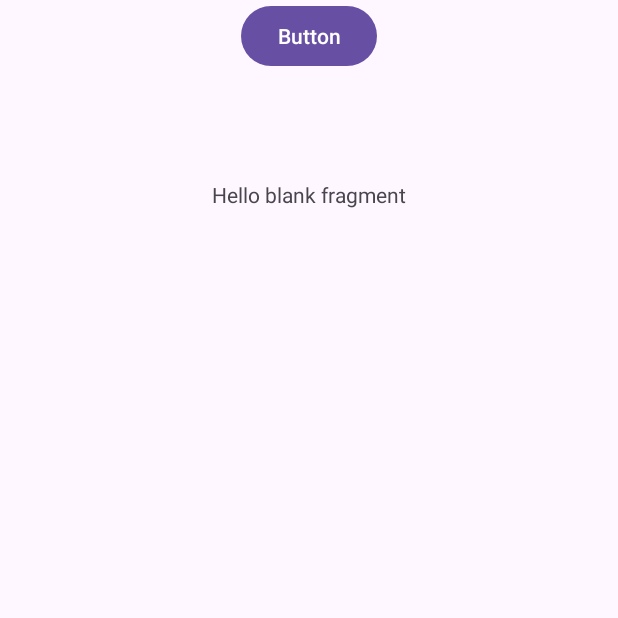
After one commit to Gingin90/Trivia, an Android app: the fragment RespuestaFragment shown on its own in the app's theme, on a phone screen of 412 x 824 dp, the top half of it. The commit adds this screen. Run offline under Robolectric (Android 15) with nearby library versions, the phone set to English and light mode, and no system bars.

Commit message:
commit inicial del proyecto n 3 m 5 debo mejorar el diseño

```diff
--- /dev/null
+++ b/app/src/main/java/com/example/trivia/RespuestaFragment.java
@@ -0,0 +1,64 @@
+package com.example.trivia;
+
+import android.os.Bundle;
+
+import androidx.fragment.app.Fragment;
+
+import android.view.LayoutInflater;
+import android.view.View;
+import android.view.ViewGroup;
+
+/**
+ * A simple {@link Fragment} subclass.
+ * Use the {@link RespuestaFragment#newInstance} factory method to
+ * create an instance of this fragment.
+ */
+public class RespuestaFragment extends Fragment {
+
+    // TODO: Rename parameter arguments, choose names that match
+    // the fragment initialization parameters, e.g. ARG_ITEM_NUMBER
+    private static final String ARG_PARAM1 = "param1";
+    private static final String ARG_PARAM2 = "param2";
+
+    // TODO: Rename and change types of parameters
+    private String mParam1;
+    private String mParam2;
+
+    public RespuestaFragment() {
+        // Required empty public constructor
+    }
+
+    /**
+     * Use this factory method to create a new instance of
+     * this fragment using the provided parameters.
+     *
+     * @param param1 Parameter 1.
+     * @param param2 Parameter 2.
+     * @return A new instance of fragment RespuestaFragment.
+     */
+    // TODO: Rename and change types and number of parameters
+    public static RespuestaFragment newInstance(String param1, String param2) {
+        RespuestaFragment fragment = new RespuestaFragment();
+        Bundle args = new Bundle();
+        args.putString(ARG_PARAM1, param1);
+        args.putString(ARG_PARAM2, param2);
+        fragment.setArguments(args);
+        return fragment;
+    }
+
+    @Override
+    public void onCreate(Bundle savedInstanceState) {
+        super.onCreate(savedInstanceState);
+        if (getArguments() != null) {
+            mParam1 = getArguments().getString(ARG_PARAM1);
+            mParam2 = getArguments().getString(ARG_PARAM2);
+        }
+    }
+
+    @Override
+    public View onCreateView(LayoutInflater inflater, ViewGroup container,
+                             Bundle savedInstanceState) {
+        // Inflate the layout for this fragment
+        return inflater.inflate(R.layout.fragment_respuesta, container, false);
+    }
+}
--- /dev/null
+++ b/app/src/main/res/layout/fragment_respuesta.xml
@@ -0,0 +1,31 @@
+<?xml version="1.0" encoding="utf-8"?>
+<androidx.constraintlayout.widget.ConstraintLayout xmlns:android="http://schemas.android.com/apk/res/android"
+    xmlns:app="http://schemas.android.com/apk/res-auto"
+    xmlns:tools="http://schemas.android.com/tools"
+    android:id="@+id/frameLayout3"
+    android:layout_width="match_parent"
+    android:layout_height="match_parent"
+    tools:context=".RespuestaFragment">
+
+    <!-- TODO: Update blank fragment layout -->
+
+    <TextView
+        android:id="@+id/textView3"
+        android:layout_width="wrap_content"
+        android:layout_height="wrap_content"
+        android:layout_marginTop="120dp"
+        android:text="@string/hello_blank_fragment"
+        app:layout_constraintEnd_toEndOf="parent"
+        app:layout_constraintStart_toStartOf="parent"
+        app:layout_constraintTop_toTopOf="parent" />
+
+    <Button
+        android:id="@+id/button3"
+        android:layout_width="wrap_content"
+        android:layout_height="wrap_content"
+        android:text="Button"
+        app:layout_constraintEnd_toEndOf="parent"
+        app:layout_constraintStart_toStartOf="parent"
+        tools:layout_editor_absoluteY="508dp" />
+
+</androidx.constraintlayout.widget.ConstraintLayout>
--- a/app/src/main/res/values/strings.xml
+++ b/app/src/main/res/values/strings.xml
@@ -1,3 +1,5 @@
 <resources>
     <string name="app_name">Trivia</string>
+    <!-- TODO: Remove or change this placeholder text -->
+    <string name="hello_blank_fragment">Hello blank fragment</string>
 </resources>
```
Also changed, not shown: app/src/main/java/com/example/trivia/FirstFragment.java (added, +64 -0 lines), app/src/main/res/layout/fragment_first.xml (added, +38 -0 lines), app/src/main/res/layout/fragment_trivia.xml (added, +52 -0 lines), app/src/main/res/mipmap-hdpi/Image20230705193824.png (added), 1 other file.
